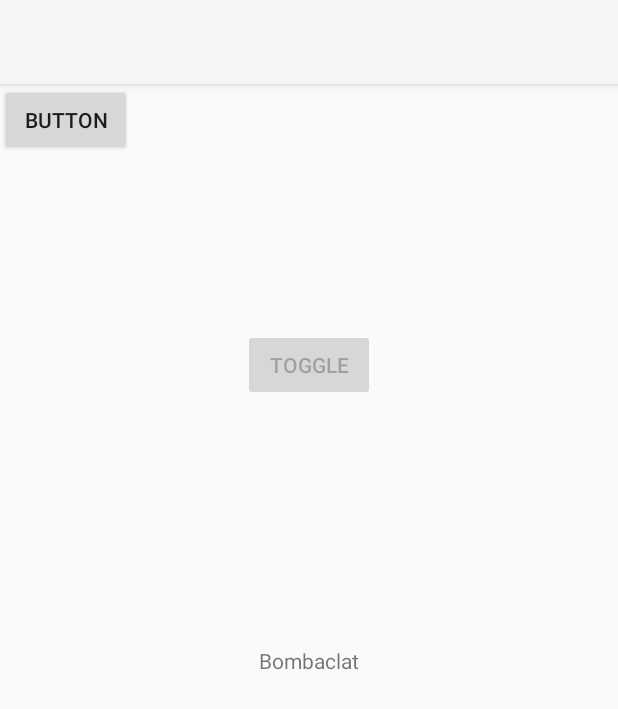
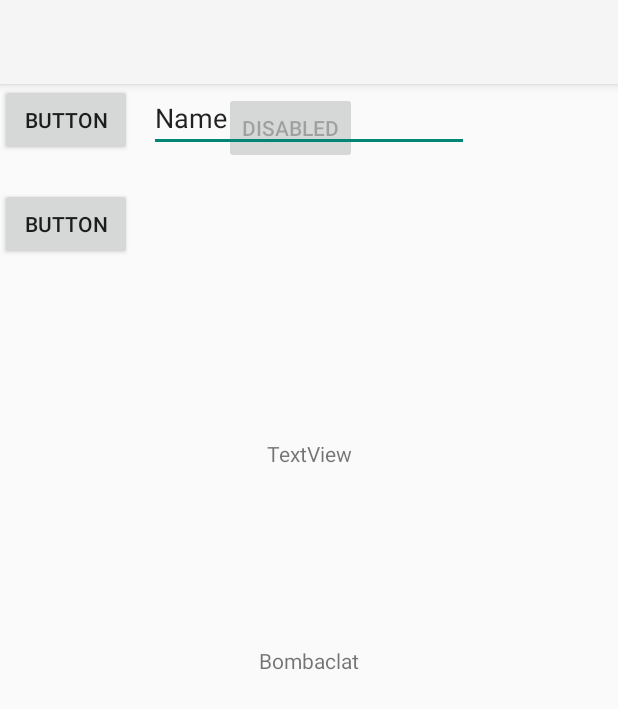
Before and after one commit to amk237/event-app, an Android app: the screen it shows after launch (MainActivity), after a tap on "TOGGLE", on a phone screen of 412 x 824 dp. Shown: the top 709 px of the screen. Run offline under Robolectric (Android 15) with nearby library versions, the light colour scheme and no system bars.

Commit message:
input/output functionality (#62)
* buttons with setEnabled functionality

* buttons with setEnabled functionality

* changing commit account

* changing commit account

* WIP: local changes before rebase

* input/output

---------

Co-authored-by: sleepsonrockss <animoanimo197@gmail.com>

```diff
--- a/app/src/main/java/com/example/event_app/MainActivity.java
+++ b/app/src/main/java/com/example/event_app/MainActivity.java
@@ -3,8 +3,10 @@ package com.example.event_app;
 import android.graphics.Color;
 import android.graphics.drawable.ColorDrawable;
 import android.os.Bundle;
+import android.util.Log;
 import android.view.View;
 import android.widget.Button;
+import android.widget.TextView;
 
 import androidx.activity.EdgeToEdge;
 import androidx.appcompat.app.AppCompatActivity;
@@ -25,9 +27,17 @@ public class MainActivity extends AppCompatActivity {
             return insets;
         });
     }
-
-    public void toggle(View s) {
-       s.setEnabled(false);
+    public void toggle(View v) {
+       v.setEnabled(false);
+       Log.d("successbro", "button disabled"); //loggging
+        Button button = (Button) v;
+        button.setText("Disabled");
+    }
+    public void handleText(View v){
+        TextView t = findViewById(R.id.editText);
+        String input  = t.getText().toString();
+        ((TextView)findViewById(R.id.output)).setText(input);
+        Log.d("input", "output");
 
     }
 }
--- a/app/src/main/res/layout/activity_main.xml
+++ b/app/src/main/res/layout/activity_main.xml
@@ -5,6 +5,7 @@
     android:id="@+id/main"
     android:layout_width="match_parent"
     android:layout_height="match_parent"
+    android:onClick="handleText"
     tools:context=".MainActivity">
 
     <TextView
@@ -19,22 +20,55 @@
 
     <Button
         android:id="@+id/button2"
-        android:onClick="toggle"
         android:layout_width="wrap_content"
         android:layout_height="wrap_content"
+        android:onClick="toggle"
         android:text="Toggle"
         app:layout_constraintBottom_toTopOf="@+id/textView"
         app:layout_constraintEnd_toEndOf="parent"
+        app:layout_constraintHorizontal_bias="0.462"
         app:layout_constraintStart_toStartOf="parent"
-        app:layout_constraintTop_toTopOf="parent" />
+        app:layout_constraintTop_toTopOf="parent"
+        app:layout_constraintVertical_bias="0.017" />
 
     <Button
         android:id="@+id/button3"
-        android:onClick="toggle"
         android:layout_width="wrap_content"
         android:layout_height="wrap_content"
+        android:onClick="toggle"
         android:text="Button"
-        tools:layout_editor_absoluteX="166dp"
-        tools:layout_editor_absoluteY="89dp" />
+        tools:layout_editor_absoluteX="28dp"
+        tools:layout_editor_absoluteY="16dp" />
+
+    <EditText
+        android:id="@+id/editText"
+        android:layout_width="wrap_content"
+        android:layout_height="wrap_content"
+        android:ems="10"
+        android:inputType="text"
+        android:text="Name"
+        app:layout_constraintEnd_toEndOf="parent"
+        app:layout_constraintStart_toStartOf="parent"
+        tools:layout_editor_absoluteY="236dp" />
+
+    <Button
+        android:id="@+id/buttonbro"
+        android:layout_width="wrap_content"
+        android:layout_height="wrap_content"
+        android:layout_marginTop="24dp"
+        android:onClick="handleText"
+        android:text="Button"
+        app:layout_constraintTop_toBottomOf="@+id/editText"
+        tools:layout_editor_absoluteX="160dp" />
+
+    <TextView
+        android:id="@+id/output"
+        android:layout_width="wrap_content"
+        android:layout_height="wrap_content"
+        android:text="TextView"
+        app:layout_constraintBottom_toTopOf="@+id/textView"
+        app:layout_constraintEnd_toEndOf="parent"
+        app:layout_constraintStart_toStartOf="parent"
+        app:layout_constraintTop_toBottomOf="@+id/buttonbro" />
 
 </androidx.constraintlayout.widget.ConstraintLayout>
```
